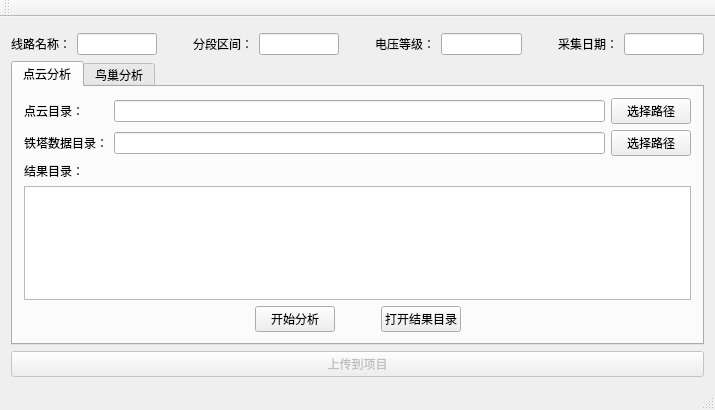
Qt form MainControl/MainControl.ui (CreamMilk/pct) before a commit.
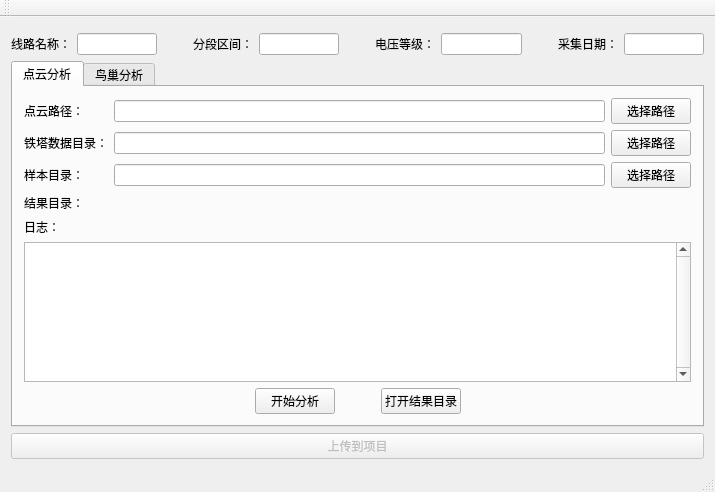
The same form after that commit.

What changed in the file:
```diff
--- a/MainControl/MainControl.ui
+++ b/MainControl/MainControl.ui
@@ -7,7 +7,7 @@
     <x>0</x>
     <y>0</y>
     <width>715</width>
-    <height>410</height>
+    <height>492</height>
    </rect>
   </property>
   <property name="windowTitle">
@@ -162,7 +162,7 @@
              </size>
             </property>
             <property name="text">
-             <string>点云目录：</string>
+             <string>点云路径：</string>
             </property>
            </widget>
           </item>
@@ -225,6 +225,49 @@
           </item>
          </layout>
         </item>
+        <item>
+         <layout class="QHBoxLayout" name="horizontalLayout_12">
+          <item>
+           <widget class="QLabel" name="label_14">
+            <property name="sizePolicy">
+             <sizepolicy hsizetype="Fixed" vsizetype="Preferred">
+              <horstretch>0</horstretch>
+              <verstretch>0</verstretch>
+             </sizepolicy>
+            </property>
+            <property name="minimumSize">
+             <size>
+              <width>84</width>
+              <height>0</height>
+             </size>
+            </property>
+            <property name="maximumSize">
+             <size>
+              <width>84</width>
+              <height>16777215</height>
+             </size>
+            </property>
+            <property name="text">
+             <string>样本目录：</string>
+            </property>
+           </widget>
+          </item>
+          <item>
+           <widget class="QLineEdit" name="lineEdit_Cloud_ClassDir">
+            <property name="readOnly">
+             <bool>true</bool>
+            </property>
+           </widget>
+          </item>
+          <item>
+           <widget class="QPushButton" name="pushButton_11">
+            <property name="text">
+             <string>选择路径</string>
+            </property>
+           </widget>
+          </item>
+         </layout>
+        </item>
         <item>
          <layout class="QHBoxLayout" name="horizontalLayout_6">
           <item>
@@ -262,7 +305,24 @@
          </layout>
         </item>
         <item>
-         <widget class="QListWidget" name="listWidget"/>
+         <widget class="QLabel" name="label">
+          <property name="text">
+           <string>日志：</string>
+          </property>
+         </widget>
+        </item>
+        <item>
+         <widget class="QTextEdit" name="textEdit_CloudLog">
+          <property name="verticalScrollBarPolicy">
+           <enum>Qt::ScrollBarAlwaysOn</enum>
+          </property>
+          <property name="readOnly">
+           <bool>true</bool>
+          </property>
+          <property name="overwriteMode">
+           <bool>false</bool>
+          </property>
+         </widget>
         </item>
         <item>
          <layout class="QHBoxLayout" name="horizontalLayout_3">
@@ -443,19 +503,6 @@
       </widget>
      </widget>
     </item>
-    <item>
-     <spacer name="verticalSpacer">
-      <property name="orientation">
-       <enum>Qt::Vertical</enum>
-      </property>
-      <property name="sizeHint" stdset="0">
-       <size>
-        <width>20</width>
-        <height>40</height>
-       </size>
-      </property>
-     </spacer>
-    </item>
     <item>
      <widget class="QPushButton" name="pushButton">
       <property name="enabled">
```
Left out of the diff: 98 changed lines with no effect on the pictures.
